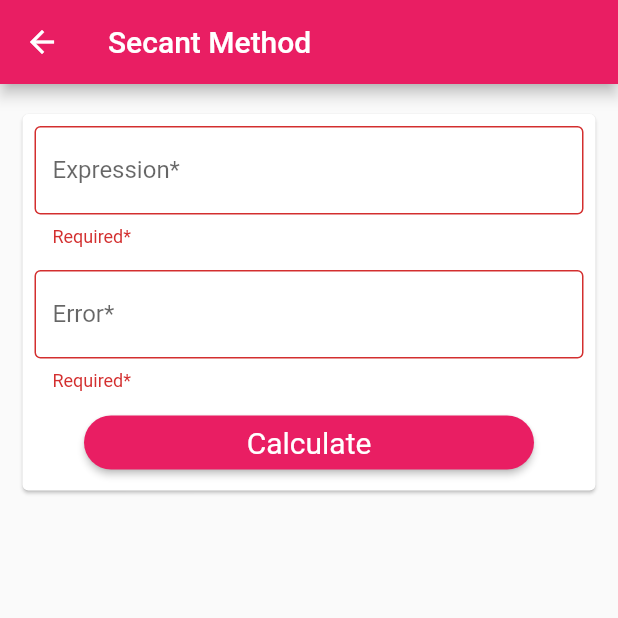
After one commit to PrameshKarki/Numerical-Methods, a Flutter app: the SecantMethod screen opened by its route, after a tap on "Calculate", on a phone screen of 412 x 824 dp, the top half of it. The commit adds this screen. Run offline on Flutter 3.47's test engine with Material 2 defaults, Android fonts, the phone set to English and light mode, and no system bars; our stand-ins replace font_awesome_flutter; missing offline and left inert: function_tree.

Commit message:
add:Secant method

```diff
--- a/lib/main.dart
+++ b/lib/main.dart
@@ -1,9 +1,10 @@
 import "package:flutter/material.dart";
 import "package:flutter/services.dart";
 
-import "./pages/Root.dart";
+import './pages/Home.dart';
 import "./pages/BisectionMethod.dart";
 import "./pages/FalsePositionMethod.dart";
+import "./pages/SecantMethod.dart";
 
 void main() {
   WidgetsFlutterBinding.ensureInitialized();
@@ -35,6 +36,7 @@ class App extends StatelessWidget {
         "/": (ctx) => Root(),
         BisectionMethod.routeName: (ctx) => BisectionMethod(),
         FalsePositionMethod.routeName: (ctx) => FalsePositionMethod(),
+        SecantMethod.routeName: (ctx) => SecantMethod(),
       },
     );
   }
--- /dev/null
+++ b/lib/models/SecantResultRow.dart
@@ -0,0 +1,14 @@
+import 'package:flutter/foundation.dart';
+
+class ResultRow {
+  num iteration, x0, fx0, x1, fx1, x2, fx2;
+
+  ResultRow(
+      {@required this.iteration,
+      @required this.x0,
+      @required this.fx0,
+      @required this.x1,
+      @required this.fx1,
+      @required this.x2,
+      @required this.fx2});
+}
--- /dev/null
+++ b/lib/pages/SecantMethod.dart
@@ -0,0 +1,236 @@
+// *Import flutter packages
+import "package:flutter/material.dart";
+import 'package:flutter/services.dart';
+import 'package:function_tree/function_tree.dart';
+
+import '../models/SecantResultRow.dart';
+import '../widgets/secant_result_view.dart';
+
+class SecantMethod extends StatefulWidget {
+  static const routeName = "/secant-method";
+  @override
+  _SecantMethodState createState() => _SecantMethodState();
+}
+
+class _SecantMethodState extends State<SecantMethod> {
+  var expressionController = TextEditingController();
+  var errorController = TextEditingController();
+
+  SingleVariableFunction f;
+
+  String expression, newExpression;
+
+  // *Form Key
+  GlobalKey<FormState> formKey = GlobalKey<FormState>();
+
+  List<ResultRow> resultList;
+  Map<String, dynamic> data;
+
+  @override
+  void initState() {
+    super.initState();
+
+    resultList = [];
+    data = {
+      "expression": "",
+      "modifiedExpression": "",
+      "function": null,
+      "error": 0,
+      "pointX0": -1,
+      "pointX1": -1
+    };
+  }
+
+  void validator(BuildContext context) {
+    if (formKey.currentState.validate()) {
+      _calculationHandler(context);
+    }
+  }
+
+  String expressionValidator(dynamic value) {
+    if (value.toString().isEmpty) {
+      return "Required*";
+    } else {
+      try {
+        expression = value.toString();
+        if (expression.contains("ln")) {
+          newExpression = expression.replaceAll("ln", "log");
+          f = newExpression.toSingleVariableFunction();
+        }
+        f = expression.toSingleVariableFunction();
+        return null;
+      } catch (_) {
+        return "Bad expression!";
+      }
+    }
+  }
+
+  String errorValidator(dynamic value) {
+    if (value.toString().isEmpty) return "Required*";
+    if (double.parse(value) >= 0.1) return "Error must be less than 0.1";
+    return null;
+  }
+
+  void _calculationHandler(BuildContext context) {
+    // *Hide softkeyboard
+    FocusScope.of(context).requestFocus(new FocusNode());
+
+    double error = double.parse(errorController.text);
+
+    if (expression.isEmpty || error.toString().isEmpty) return;
+
+    int tempX0, tempX1;
+
+    ResultRow resultRow;
+    num iteration = 0;
+
+    List<ResultRow> tempResultList = [];
+
+    num x0, x1, fx0, fx1, x2, fx2, i;
+
+    for (i = 0; i < 10; i++) {
+      if (f(i).isNaN) continue;
+      bool isFirstValueNegative = f(i) < 0 ? true : false;
+      bool isSecondValueNegative = f(i + 1) < 0 ? true : false;
+
+      if (isFirstValueNegative != isSecondValueNegative) break;
+    }
+
+    //* Starting point of root
+    x0 = i;
+    tempX0 = i;
+
+    // *End point of root
+    x1 = i + 1;
+    tempX1 = i + 1;
+
+    fx0 = f(x0);
+    fx1 = f(x1);
+
+    x2 = (x0 * fx1 - x1 * fx0) / (fx1 - fx0);
+    fx2 = f(x2);
+
+    resultRow = ResultRow(
+        iteration: iteration,
+        x0: x0,
+        fx0: fx0,
+        x1: x1,
+        fx1: fx1,
+        x2: x2,
+        fx2: fx2);
+    tempResultList.add(resultRow);
+
+    num temp = 0;
+    String tempX2 = "0";
+
+    while ((temp - x2).abs() > error) {
+      iteration++;
+      x0 = x1;
+      fx0 = fx1;
+      x1 = x2;
+      fx1 = fx2;
+
+      x2 = (x0 * fx1 - x1 * fx0) / (fx1 - fx0);
+      fx2 = f(x2);
+
+      if (x2.toStringAsFixed(4) == tempX2) {
+        break;
+      }
+      tempX2 = x2.toStringAsFixed(4);
+
+      resultRow = ResultRow(
+          iteration: iteration,
+          x0: x0,
+          fx0: fx0,
+          x1: x1,
+          fx1: fx1,
+          x2: x2,
+          fx2: fx2);
+      tempResultList.add(resultRow);
+    }
+
+    setState(() {
+      resultList = tempResultList;
+      data = {
+        "expression": expression,
+        "modifiedExpression": newExpression,
+        "function": f,
+        "error": error,
+        "pointX0": tempX0,
+        "pointX1": tempX1
+      };
+    });
+  }
+
+  @override
+  Widget build(BuildContext context) {
+    return Scaffold(
+      appBar: AppBar(
+        title: Text("Secant Method"),
+      ),
+      body: Column(
+        children: [
+          Card(
+            margin: EdgeInsets.symmetric(vertical: 20, horizontal: 15),
+            child: Padding(
+              padding: const EdgeInsets.all(8.0),
+              child: Form(
+                key: formKey,
+                child: Column(
+                  children: [
+                    TextFormField(
+                      controller: expressionController,
+                      autofocus: false,
+                      decoration: InputDecoration(
+                          border: OutlineInputBorder(),
+                          labelText: "Expression*",
+                          hintText: "Note:for log(x) type:ln(x)/2.3026"),
+                      validator: expressionValidator,
+                    ),
+                    SizedBox(
+                      height: 15,
+                    ),
+                    TextFormField(
+                      controller: errorController,
+                      keyboardType: TextInputType.number,
+                      decoration: InputDecoration(
+                          border: OutlineInputBorder(),
+                          labelText: "Error*",
+                          hintText: "0.0005"),
+                      validator: errorValidator,
+                    ),
+                    Row(
+                      mainAxisAlignment: MainAxisAlignment.center,
+                      children: [
+                        Container(
+                          margin: EdgeInsets.only(top: 10),
+                          width: 300,
+                          child: ElevatedButton(
+                            onPressed: () {
+                              validator(context);
+                            },
+                            child: Text("Calculate"),
+                            style: ElevatedButton.styleFrom(
+                              shape: RoundedRectangleBorder(
+                                borderRadius: BorderRadius.circular(20),
+                              ),
+                              textStyle: TextStyle(fontSize: 20),
+                            ),
+                          ),
+                        ),
+                      ],
+                    ),
+                  ],
+                ),
+              ),
+            ),
+          ),
+          if (resultList.length > 0) Result(resultList, data)
+        ],
+      ),
+    );
+  }
+}
+
+//Pramesh Karki
+//www.karkipramesh.com.np
```
Also changed, not shown: lib/pages/Home.dart (renamed from lib/pages/Root.dart, +15 -0 lines), lib/widgets/secant_result_view.dart (added, +253 -0 lines).
